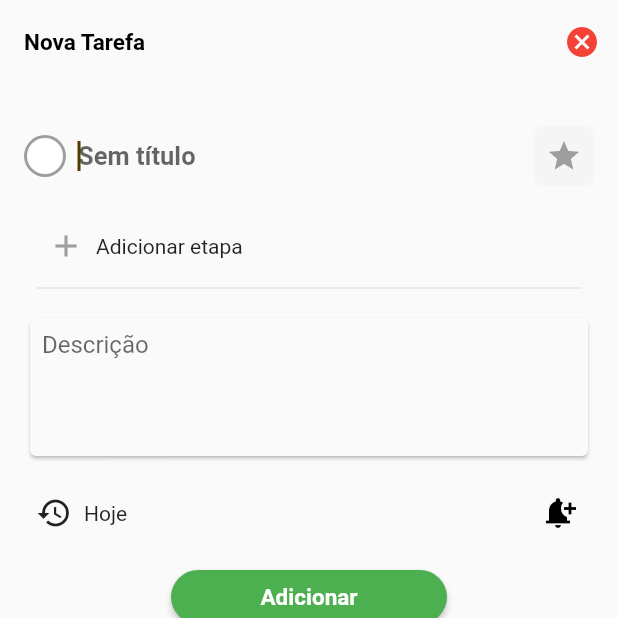
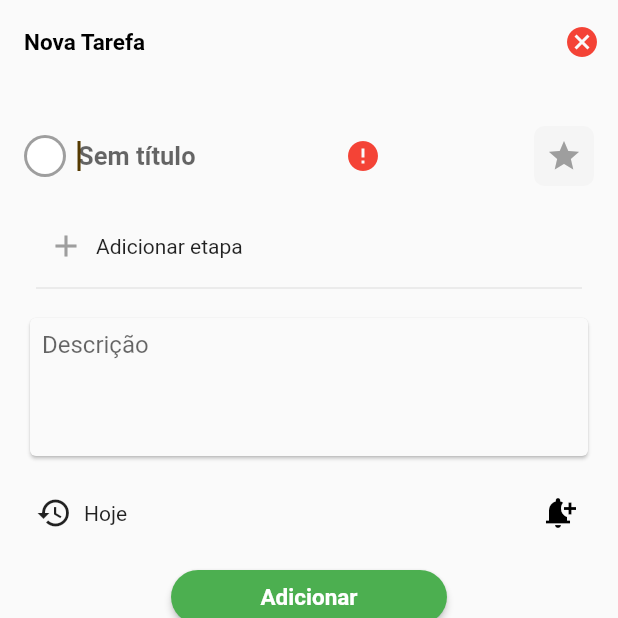
Before and after one commit to diegodanielsantana00/vexa_todo, a Flutter app: the AddTaskScreen screen opened directly, on a phone screen of 412 x 824 dp, the top half of it. Run offline on Flutter 3.47's test engine with Material 2 defaults, Android fonts, the light colour scheme and no system bars; our stand-ins replace flutter_datetime_picker, flutter_local_notifications, sqflite, timezone, yaml; missing offline and left inert: dart:ffi; accounts and stored records are empty.

Commit message:
21-10-2022 --> Validation Title text in add task

```diff
--- a/lib/Screens/AddTask/Views/add_task_screen.dart
+++ b/lib/Screens/AddTask/Views/add_task_screen.dart
@@ -52,7 +52,12 @@ class _AddTaskScreenState extends State<AddTaskScreen> {
               Row(
                 mainAxisAlignment: MainAxisAlignment.spaceBetween,
                 children: [
-                  widgetsScreen.TitleTextField(context, titleEditingController),
+                  Row(
+                    children: [
+                      widgetsScreen.TitleTextField(context, titleEditingController),
+                      widgetsScreen.boolValidationTitle ? widgetsScreen.ErrorIcon() : SizedBox(),
+                    ],
+                  ),
                   widgetsScreen.StarPriority(context),
                 ],
               ),
--- a/lib/Screens/AddTask/Widgets/AddTaskScreenWidgets.dart
+++ b/lib/Screens/AddTask/Widgets/AddTaskScreenWidgets.dart
@@ -17,6 +17,7 @@ class AddTaskWidget {
   final DateFormat formatter = DateFormat('dd/MM/yyyy');
   bool boolSelectNotification = false;
   bool boolPriority = false;
+  bool boolValidationTitle = true;
 
   Widget PhasesWidgets(BuildContext context, List<TypeTask> listType) {
     return Padding(
@@ -114,6 +115,10 @@ class AddTaskWidget {
                 border: InputBorder.none,
               ),
               controller: titleEditingController,
+              onChanged: (value) {
+                boolValidationTitle = value.isEmpty;
+                RestartScreenHotRestart(context);
+              },
               autofocus: true,
             ),
           ),
@@ -262,11 +267,15 @@ class AddTaskWidget {
       width: 200,
       child: Padding(
         padding: const EdgeInsets.all(8.0),
-        child: ElevatedButton(
-            style: styleButtonDefaut(),
-            onPressed: function,
-            child: Text("Adicionar", style: TextStyle(fontSize: 15, fontWeight: FontWeight.w700, color: Colors.white))),
+        child: ElevatedButton(style: styleButtonDefaut(), onPressed: function, child: Text("Adicionar", style: TextStyle(fontSize: 15, fontWeight: FontWeight.w700, color: Colors.white))),
       ),
     );
   }
+
+  Widget ErrorIcon() {
+    return Icon(
+      Icons.error,
+      color: Colors.red,
+    );
+  }
 }
```
